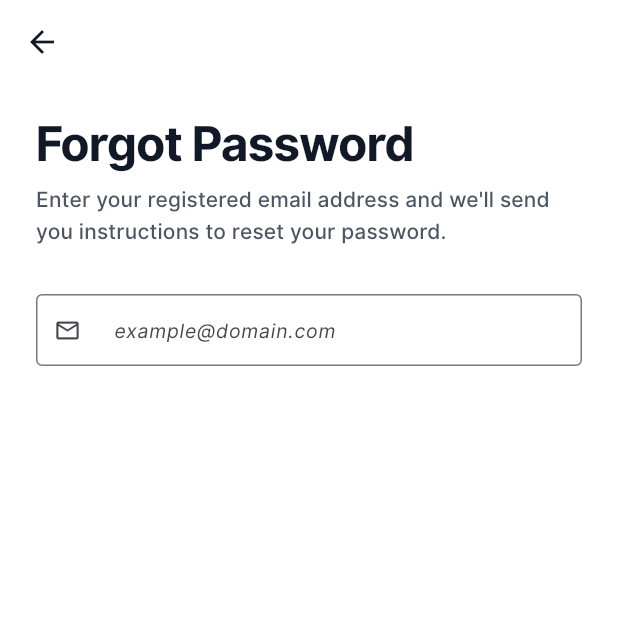
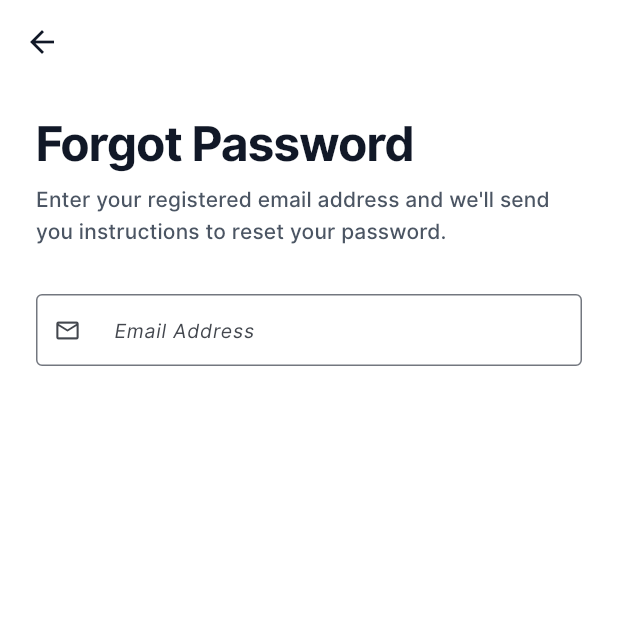
Before and after one commit to Narvaskristian08/lunas-system, a Flutter app: the ForgotPasswordScreen screen opened by its route, on a phone screen of 412 x 824 dp, the top half of it. Run offline on Flutter 3.47's test engine with Material 3 defaults, Android fonts, the phone set to English and light mode, and no system bars; our stand-ins replace go_router.

Commit message:
Fix auth minor design

```diff
--- a/lunas_mobile/lib/features/auth/presentation/screens/email_login_screen.dart
+++ b/lunas_mobile/lib/features/auth/presentation/screens/email_login_screen.dart
@@ -99,7 +99,7 @@ class _EmailLoginScreenState extends State<EmailLoginScreen> {
                             color: AppColorsLight.textPrimary,
                           ),
                           decoration: InputDecoration(
-                            hintText: 'Email',
+                            hintText: 'Email Address',
                             hintStyle: AppTextStyles.bodySmallItalic,
                             isDense: true,
                             errorMaxLines: 1,
--- a/lunas_mobile/lib/features/auth/presentation/screens/forgot_password_screen.dart
+++ b/lunas_mobile/lib/features/auth/presentation/screens/forgot_password_screen.dart
@@ -99,7 +99,7 @@ class _ForgotPasswordScreenState extends State<ForgotPasswordScreen> {
                             color: AppColorsLight.textPrimary,
                           ),
                           decoration: InputDecoration(
-                            hintText: 'example@domain.com',
+                            hintText: 'Email Address',
                             hintStyle: AppTextStyles.bodySmallItalic,
                             isDense: true,
                             errorMaxLines: 1,
--- a/lunas_mobile/lib/features/auth/presentation/screens/otp_verification_screen.dart
+++ b/lunas_mobile/lib/features/auth/presentation/screens/otp_verification_screen.dart
@@ -117,7 +117,7 @@ void _submitForm() {
     // TODO: Call your backend API here to verify the OTP before navigating
 
     // Navigate to Set Password Screen using GoRouter
-    context.pushNamed(
+    context.push(
       AuthRoutes.password, // or '/password'
       extra: {
       //  'email': widget.email,
--- a/lunas_mobile/lib/features/auth/presentation/screens/signup_screen.dart
+++ b/lunas_mobile/lib/features/auth/presentation/screens/signup_screen.dart
@@ -96,7 +96,6 @@ class _SignUpScreenState extends State<SignUpScreen> {
                           decoration: const InputDecoration(
                             hintText: 'First Name',
                             hintStyle: AppTextStyles.bodySmallItalic,
-                            isDense: true,
                             errorMaxLines: 1,
                             prefix: SizedBox(width: 12.0),
                             prefixIconConstraints: BoxConstraints(
@@ -135,7 +134,6 @@ class _SignUpScreenState extends State<SignUpScreen> {
                           decoration: const InputDecoration(
                             hintText: 'Middle Name',
                             hintStyle: AppTextStyles.bodySmallItalic,
-                            isDense: true,
                             errorMaxLines: 1,
                             prefix: SizedBox(width: 12.0),
                             prefixIconConstraints: BoxConstraints(
@@ -222,7 +220,6 @@ class _SignUpScreenState extends State<SignUpScreen> {
                           decoration: const InputDecoration(
                             hintText: 'Last Name',
                             hintStyle: AppTextStyles.bodySmallItalic,
-                            isDense: true,
                             errorMaxLines: 1,
                             prefix: SizedBox(width: 12.0),
                             prefixIconConstraints: BoxConstraints(
@@ -258,7 +255,6 @@ class _SignUpScreenState extends State<SignUpScreen> {
                           decoration: const InputDecoration(
                             hintText: 'Email Address',
                             hintStyle: AppTextStyles.bodySmallItalic,
-                            isDense: true,
                             errorMaxLines: 1,
                             prefix: SizedBox(width: 12.0),
                             prefixIconConstraints: BoxConstraints(
```
